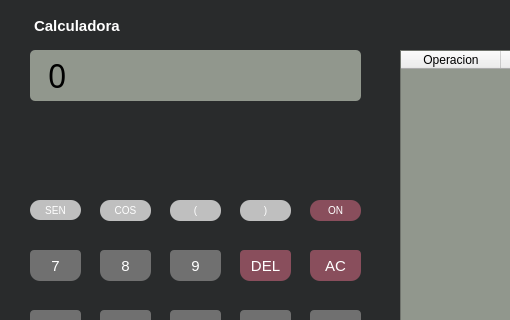
First picture: the form in untitled.ui, repository RaulToledoProcopio/Calculadora, before the edit; both pictures show x 0 to 510 and y 0 to 320 of the 725 by 500 pixel window.
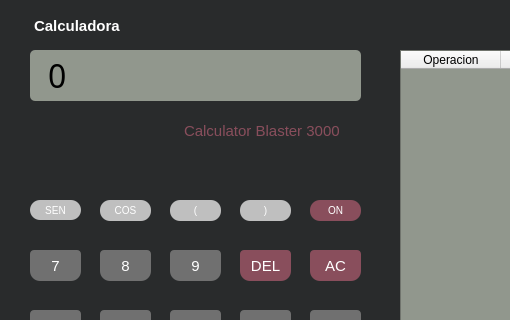
Second picture: the form after the edit. Icons and pictures are not drawn.

```diff
--- a/untitled.ui
+++ b/untitled.ui
@@ -919,6 +919,28 @@
      </property>
     </column>
    </widget>
+   <widget class="QLabel" name="Modelo">
+    <property name="geometry">
+     <rect>
+      <x>170</x>
+      <y>110</y>
+      <width>201</width>
+      <height>41</height>
+     </rect>
+    </property>
+    <property name="styleSheet">
+     <string notr="true">QLabel#Modelo {
+    color: #894e5c;
+    font-size: 15px;
+    padding: 10px;
+    border-radius: 5px;
+    qproperty-alignment: 'AlignRight | AlignVCenter';
+}</string>
+    </property>
+    <property name="text">
+     <string>Calculator Blaster 3000</string>
+    </property>
+   </widget>
   </widget>
  </widget>
  <resources/>
```
